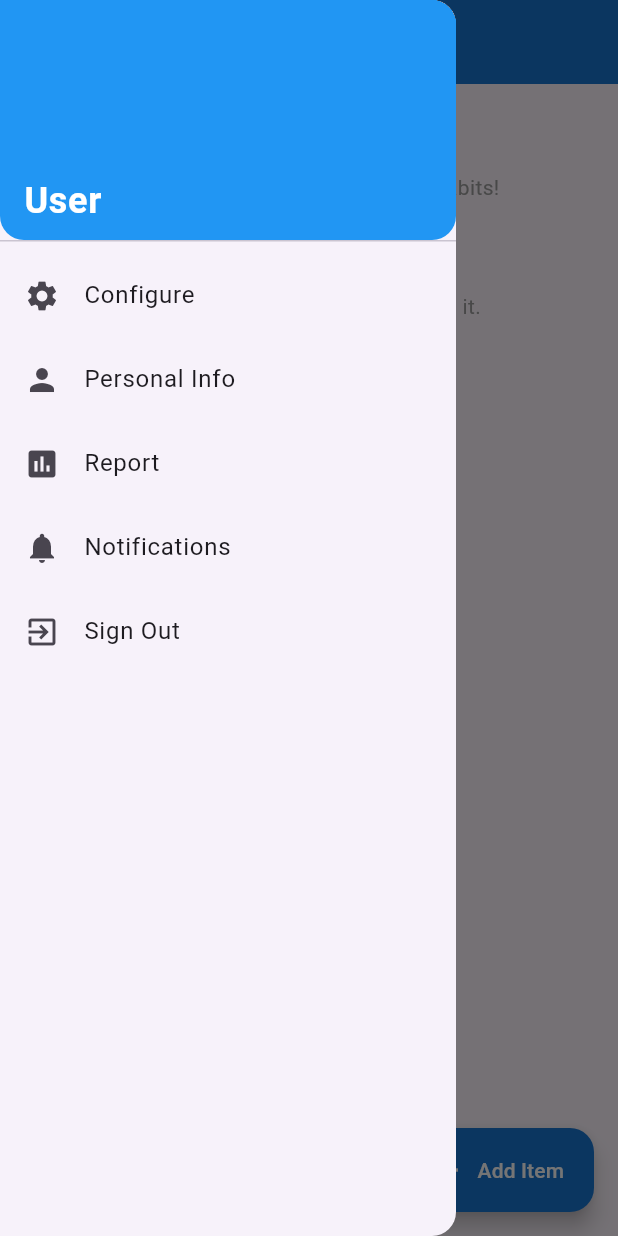
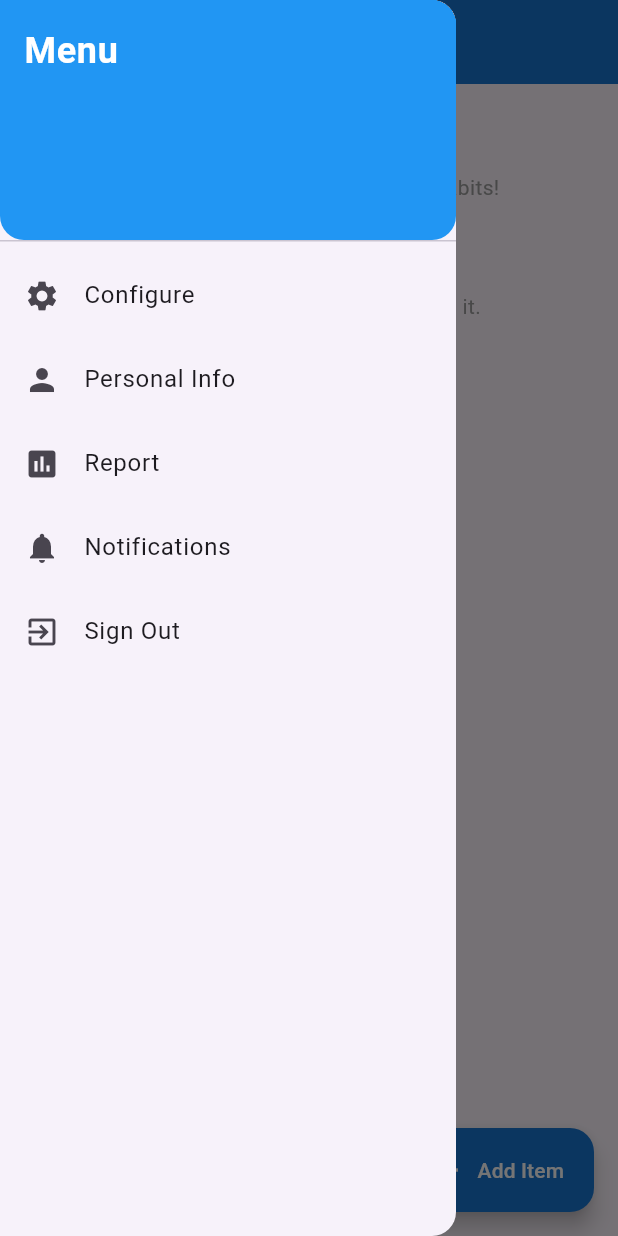
Before and after one commit to KhaledMoheb/habit_tracker, a Flutter app: the HabitTrackerScreen screen opened by its route, with the side drawer open, on a phone screen of 412 x 824 dp. Run offline on Flutter 3.47's test engine with Material 3 defaults, Android fonts, the phone set to English and light mode, and no system bars; our stand-ins replace fluttertoast, shared_preferences; accounts and stored records are empty.

Commit message:
show Menu instead of name inside drawer as screenshots

```diff
--- a/lib/screens/habit_tracker_screen.dart
+++ b/lib/screens/habit_tracker_screen.dart
@@ -160,9 +160,9 @@ class _HabitTrackerScreenState extends State<HabitTrackerScreen> {
                 ),
               ),
               child: Align(
-                alignment: Alignment.bottomLeft,
+                alignment: Alignment.topLeft,
                 child: Text(
-                  name,
+                  'Menu',
                   style: const TextStyle(
                     color: Colors.white,
                     fontSize: 24,
```
